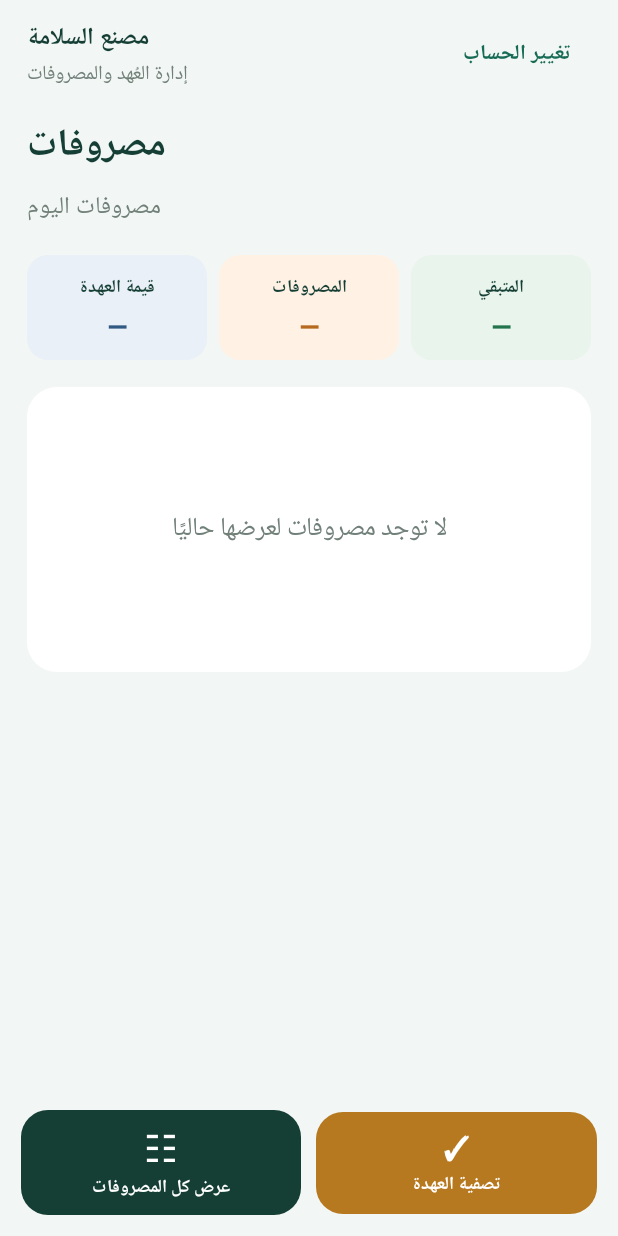
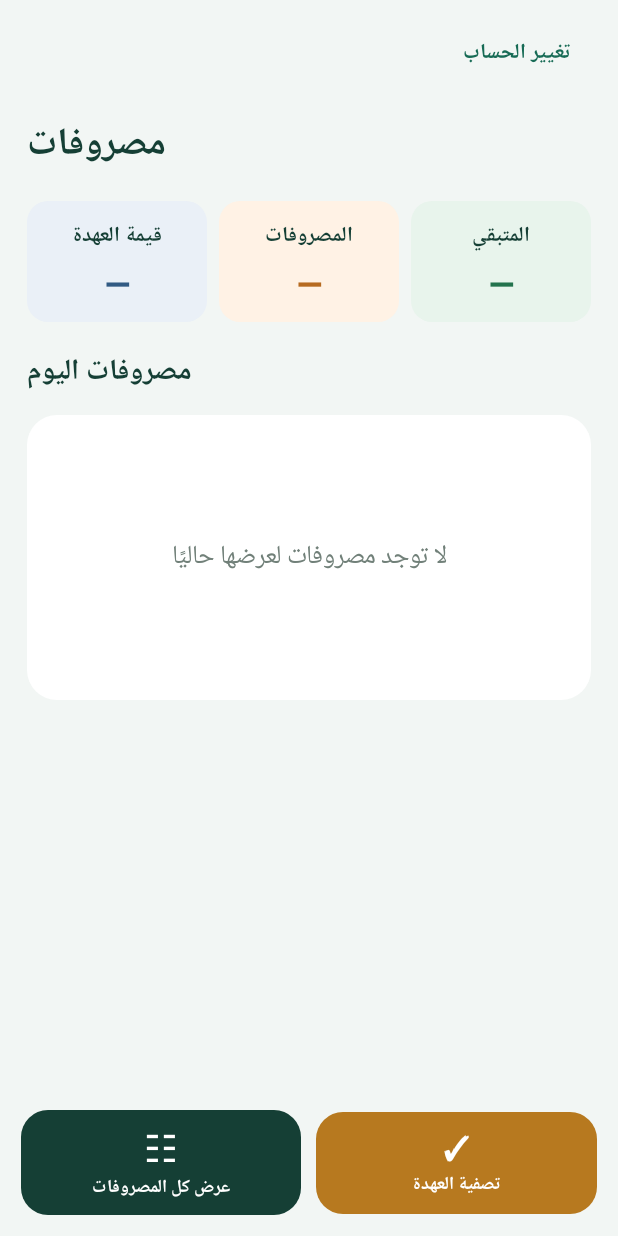
Before and after one commit to amrsamy6000-prog/AlSalama-Custody-System, an Android app built with Jetpack Compose: the composable PersonExpensesScreen called with empty values, on a phone screen of 412 x 824 dp. Run offline under Robolectric (Android 15) with nearby library versions, the phone set to English and light mode, and no system bars.

Commit message:
Improve financial summary readability and simplify internal headers

```diff
--- a/app/src/main/java/com/alsalama/custody/MainActivity.kt
+++ b/app/src/main/java/com/alsalama/custody/MainActivity.kt
@@ -267,11 +267,11 @@ private fun SignedInScreen(account: LoginAccount, onSignOut: () -> Unit) {
 
 @Composable
 private fun TopBar(onSignOut: () -> Unit) {
-    Row(modifier = Modifier.fillMaxWidth(), verticalAlignment = Alignment.CenterVertically) {
-        Column(modifier = Modifier.weight(1f)) {
-            Text("مصنع السلامة", color = SalamaDark, fontSize = 16.sp, fontWeight = FontWeight.Bold)
-            Text("إدارة العُهد والمصروفات", color = MutedText, fontSize = 13.sp)
-        }
+    Row(
+        modifier = Modifier.fillMaxWidth(),
+        horizontalArrangement = androidx.compose.foundation.layout.Arrangement.End,
+        verticalAlignment = Alignment.CenterVertically
+    ) {
         TextButton(onClick = onSignOut) {
             Text("تغيير الحساب", color = SalamaGreen, fontWeight = FontWeight.Bold, fontSize = 14.sp)
         }
@@ -375,15 +375,16 @@ private fun PersonExpensesScreen(
                     fontSize = 25.sp,
                     fontWeight = FontWeight.Bold
                 )
-                Spacer(modifier = Modifier.height(6.dp))
+                Spacer(modifier = Modifier.height(16.dp))
+                FinancialSummaryCard()
+                Spacer(modifier = Modifier.height(18.dp))
                 Text(
                     if (showAll) "كل مصروفات العهدة الحالية" else "مصروفات اليوم",
-                    color = MutedText,
-                    fontSize = 16.sp
+                    color = SalamaDark,
+                    fontSize = 19.sp,
+                    fontWeight = FontWeight.Bold
                 )
-                Spacer(modifier = Modifier.height(18.dp))
-                FinancialSummaryCard()
-                Spacer(modifier = Modifier.height(18.dp))
+                Spacer(modifier = Modifier.height(12.dp))
                 Box(
                     modifier = Modifier
                         .fillMaxWidth()
@@ -500,16 +501,16 @@ private fun CompactFinancialValue(
         Text(
             label,
             color = SalamaDark,
-            fontSize = 12.sp,
-            fontWeight = FontWeight.SemiBold,
+            fontSize = 14.sp,
+            fontWeight = FontWeight.Bold,
             textAlign = TextAlign.Center,
             maxLines = 1
         )
-        Spacer(modifier = Modifier.height(6.dp))
+        Spacer(modifier = Modifier.height(7.dp))
         Text(
             value,
             color = valueColor,
-            fontSize = 17.sp,
+            fontSize = 22.sp,
             fontWeight = FontWeight.ExtraBold,
             textAlign = TextAlign.Center,
             maxLines = 1
```
